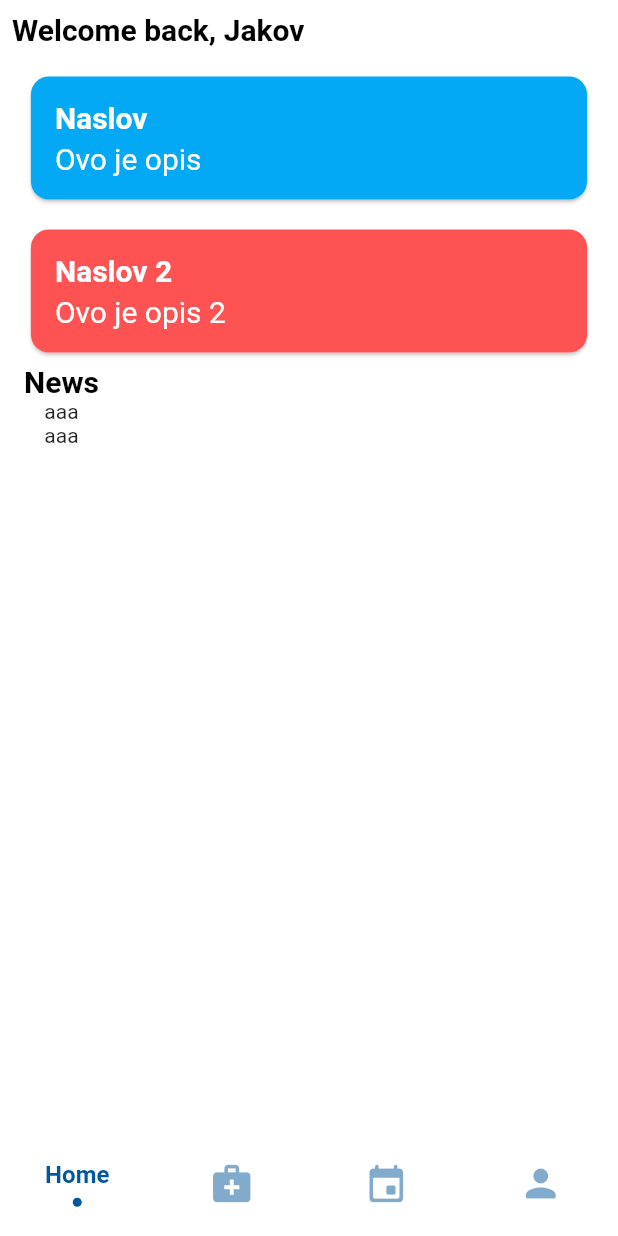
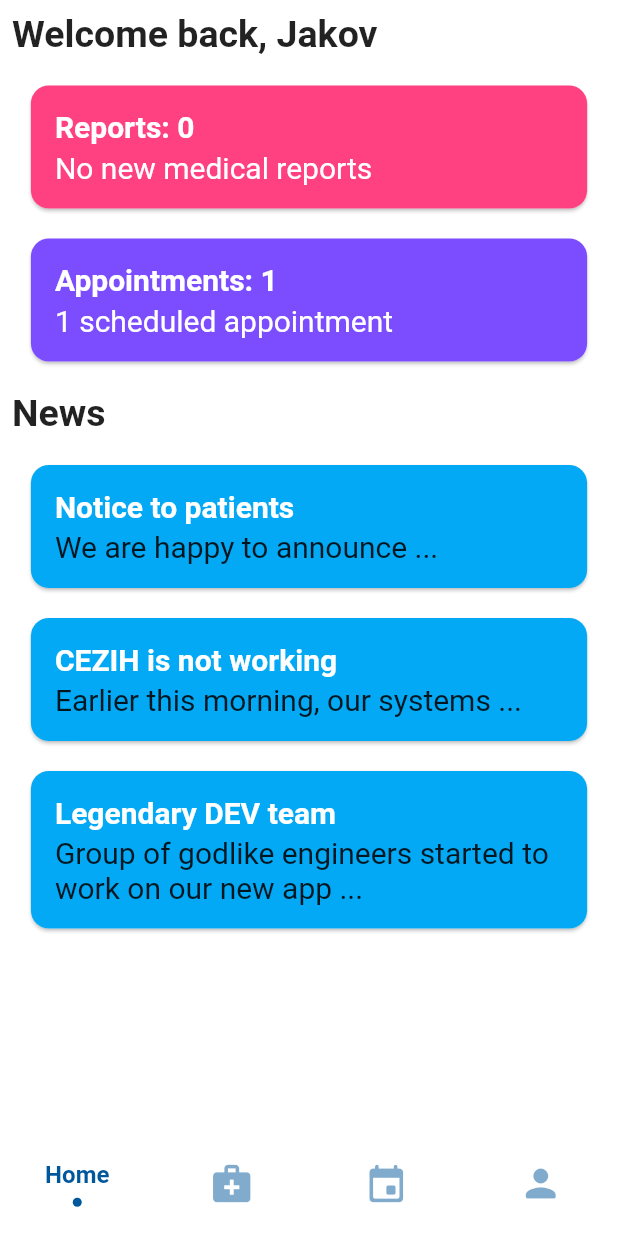
Before and after one commit to TheJakov/health_app, a Flutter app: the screen it shows after launch, on a phone screen of 412 x 824 dp. Run offline on Flutter 3.47's test engine with Material 2 defaults, Android fonts, the light colour scheme and no system bars; drawn by our look-alikes of sliding_clipped_nav_bar; our stand-ins replace google_fonts.

Commit message:
Main Widget Alpha version - no illustrations

```diff
--- a/lib/main.dart
+++ b/lib/main.dart
@@ -116,7 +116,7 @@ TextStyle fontStyle = GoogleFonts.oxygen(
 double iconSize = 200;
 
 TextStyle pageTitle = GoogleFonts.roboto(
-    fontSize: 20, fontWeight: FontWeight.w600, color: Colors.black);
+    fontSize: 25, fontWeight: FontWeight.w600, color: Colors.black87);
 
 /// LIST OF SCREENS
 List<Widget> _listOfWidget = <Widget>[
@@ -211,20 +211,32 @@ class HomeWidget extends StatelessWidget {
                     textAlign: TextAlign.left, style: pageTitle),
                 ]
             ),
-            buildRoundedCard(context, Colors.lightBlue, "Naslov", "Ovo je opis", widthRatio: 0.9),
-            buildRoundedCard(context, Colors.redAccent, "Naslov 2", "Ovo je opis 2", widthRatio: 0.9),
+            buildRoundedCard(context, Colors.pinkAccent, "Reports: 0", "No new medical reports", widthRatio: 0.9),
+            buildRoundedCard(context, Colors.deepPurpleAccent, "Appointments: 1", "1 scheduled appointment", widthRatio: 0.9),
             Row(
               children: [
                 Padding(
-                  padding: const EdgeInsets.all(8.0),
+                  padding: const EdgeInsets.fromLTRB(0,20,0,0),
                   child: Column(children: [
                     Text("News", style: pageTitle),
-                    const Text("aaa"),
-                    const Text("aaa")
                   ]),
                 ),
               ],
             ),
+            buildRoundedCard(context, Colors.lightBlue, "Notice to patients", "We are happy to announce ...",
+                widthRatio: 0.9,
+                titleStyle: const TextStyle(fontSize: 20, color: Colors.white, fontWeight: FontWeight.bold),
+                descStyle: const TextStyle(fontSize: 20, color: Colors.black87)),
+            buildRoundedCard(
+                context, Colors.lightBlue, "CEZIH is not working", "Earlier this morning, our systems ...",
+                widthRatio: 0.9,
+                titleStyle: const TextStyle(fontSize: 20, color: Colors.white, fontWeight: FontWeight.bold),
+                descStyle: const TextStyle(fontSize: 20, color: Colors.black87)),
+            buildRoundedCard(
+                context, Colors.lightBlue, "Legendary DEV team", "Group of godlike engineers started to work on our new app ...",
+                widthRatio: 0.9,
+                titleStyle: const TextStyle(fontSize: 20, color: Colors.white, fontWeight: FontWeight.bold),
+                descStyle: const TextStyle(fontSize: 20, color: Colors.black87)),
           ],
         ),
       ),
```
